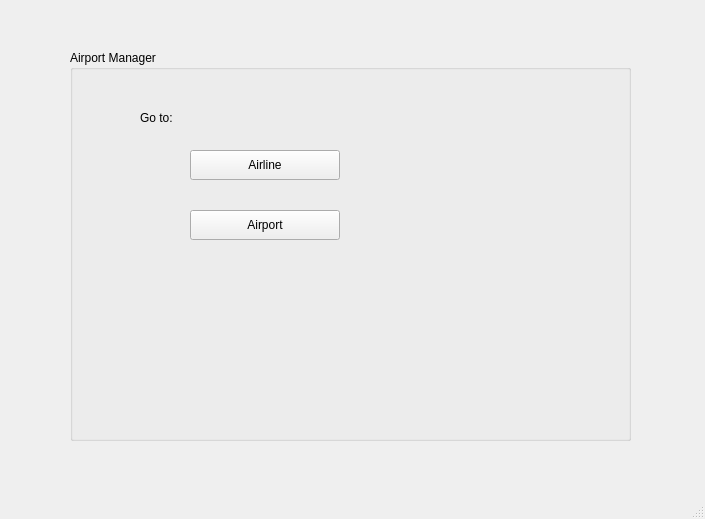
First picture: the form in airportManager.ui, repository Muneeba-Badar/DB-Final-Project, before the edit.
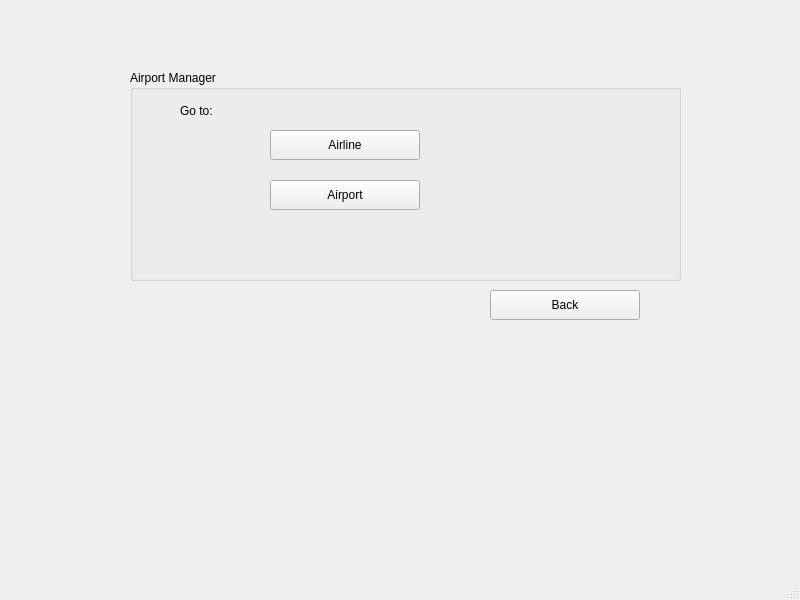
Second picture: the form after the edit.

The edit to the form file:
```diff
--- a/airportManager.ui
+++ b/airportManager.ui
@@ -6,8 +6,8 @@
    <rect>
     <x>0</x>
     <y>0</y>
-    <width>705</width>
-    <height>519</height>
+    <width>800</width>
+    <height>600</height>
    </rect>
   </property>
   <property name="windowTitle">
@@ -17,10 +17,10 @@
    <widget class="QGroupBox" name="groupBox">
     <property name="geometry">
      <rect>
-      <x>70</x>
-      <y>50</y>
-      <width>561</width>
-      <height>391</height>
+      <x>130</x>
+      <y>70</y>
+      <width>551</width>
+      <height>211</height>
      </rect>
     </property>
     <property name="font">
@@ -34,8 +34,8 @@
     <widget class="QPushButton" name="pushButton">
      <property name="geometry">
       <rect>
-       <x>120</x>
-       <y>100</y>
+       <x>140</x>
+       <y>60</y>
        <width>150</width>
        <height>30</height>
       </rect>
@@ -47,8 +47,8 @@
     <widget class="QPushButton" name="pushButton_2">
      <property name="geometry">
       <rect>
-       <x>120</x>
-       <y>160</y>
+       <x>140</x>
+       <y>110</y>
        <width>150</width>
        <height>30</height>
       </rect>
@@ -60,10 +60,10 @@
     <widget class="QLabel" name="label_2">
      <property name="geometry">
       <rect>
-       <x>70</x>
-       <y>60</y>
-       <width>55</width>
-       <height>16</height>
+       <x>50</x>
+       <y>30</y>
+       <width>61</width>
+       <height>21</height>
       </rect>
      </property>
      <property name="text">
@@ -71,6 +71,19 @@
      </property>
     </widget>
    </widget>
+   <widget class="QPushButton" name="airportManagerBack">
+    <property name="geometry">
+     <rect>
+      <x>490</x>
+      <y>290</y>
+      <width>150</width>
+      <height>30</height>
+     </rect>
+    </property>
+    <property name="text">
+     <string>Back</string>
+    </property>
+   </widget>
   </widget>
   <widget class="QMenuBar" name="menubar">
    <property name="geometry">
```
Left out of the diff: 10 changed lines with no effect on the pictures.
